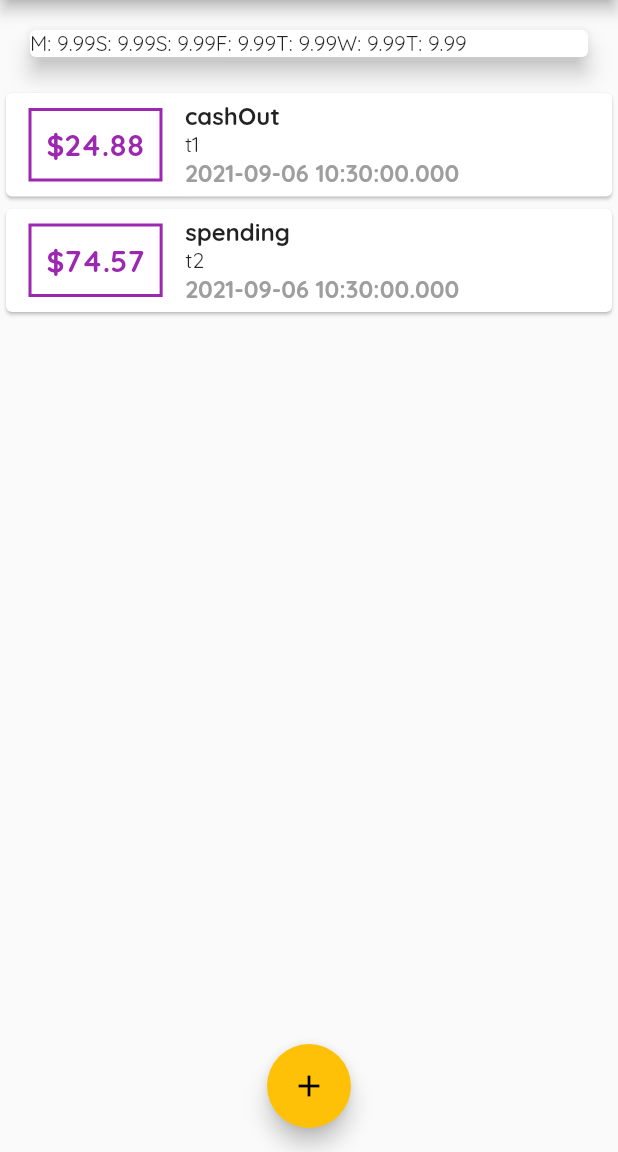
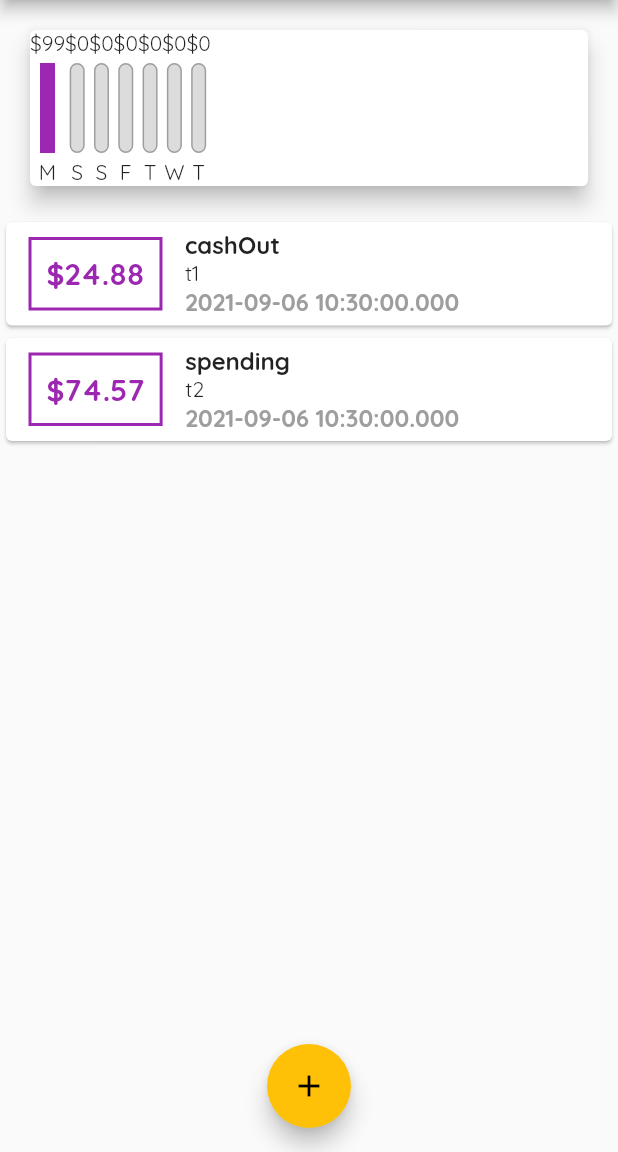
Before and after one commit to abdulbaqisky/planner, a Flutter app: the screen it shows after launch, on a phone screen of 412 x 824 dp, the part 84-1236 px from its top. Run offline on Flutter 3.47's test engine with Material 2 defaults, Android fonts, the phone set to English and light mode, and no system bars.

Commit message:
chart complete

```diff
--- a/lib/widgets/chart.dart
+++ b/lib/widgets/chart.dart
@@ -1,6 +1,7 @@
 import 'package:flutter/material.dart';
 import 'package:planner/models/transaction.dart';
 import 'package:intl/intl.dart';
+import 'package:planner/widgets/chart_bar.dart';
 
 class Chart extends StatelessWidget {
   final List<Transaction> recentTransactions;
@@ -21,9 +22,16 @@ class Chart extends StatelessWidget {
       }
       return {
         'day': DateFormat.E().format(weekDay).substring(0, 1),
-        'amount': 9.99
+        'amount': totalSum,
       };
     });
+  }
+
+  double get totalSpending {
+    return groupedTransactionValues.fold(
+      0.0,
+      (sum, item) => sum + (item['amount'] as double),
+    );
   }
 
   @override
@@ -33,9 +41,12 @@ class Chart extends StatelessWidget {
       margin: EdgeInsets.all(20),
       child: Row(
         children: [
-          ...groupedTransactionValues.map((data) {
-            return Text('${data['day']}: ${data['amount']}');
-          }).toList(),
+          ...groupedTransactionValues.map(
+            (data) {
+              return ChartBar(data['day'] as String, (data['amount'] as double),
+                  (data['amount'] as double) / totalSpending);
+            },
+          ).toList(),
         ],
       ),
     );
--- /dev/null
+++ b/lib/widgets/chart_bar.dart
@@ -0,0 +1,47 @@
+import 'package:flutter/material.dart';
+
+class ChartBar extends StatelessWidget {
+  final String label;
+  final double spendingAmount;
+  final double spendingPctOfTotal;
+
+  ChartBar(this.label, this.spendingAmount, this.spendingPctOfTotal);
+
+  @override
+  Widget build(BuildContext context) {
+    return Column(
+      children: [
+        Text('\$${spendingAmount.toStringAsFixed(0)}'),
+        SizedBox(
+          height: 4,
+        ),
+        Container(
+          height: 60,
+          width: 10,
+          child: Stack(
+            children: [
+              Container(
+                decoration: BoxDecoration(
+                  border: Border.all(color: Colors.grey, width: 1.0),
+                  color: Color.fromRGBO(220, 220, 220, 1),
+                  borderRadius: BorderRadius.circular(10),
+                ),
+              ),
+              FractionallySizedBox(
+                heightFactor: spendingPctOfTotal,
+                child: Container(
+                  decoration:
+                      BoxDecoration(color: Theme.of(context).primaryColor),
+                ),
+              )
+            ],
+          ),
+        ),
+        SizedBox(
+          height: 4,
+        ),
+        Text(label),
+      ],
+    );
+  }
+}
```
